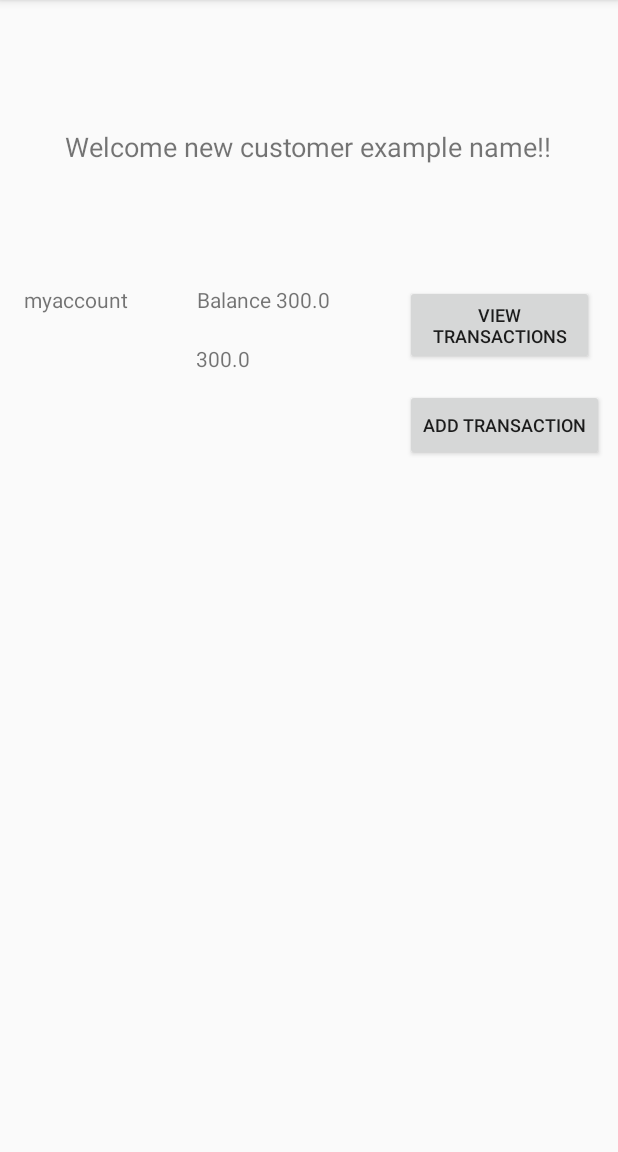
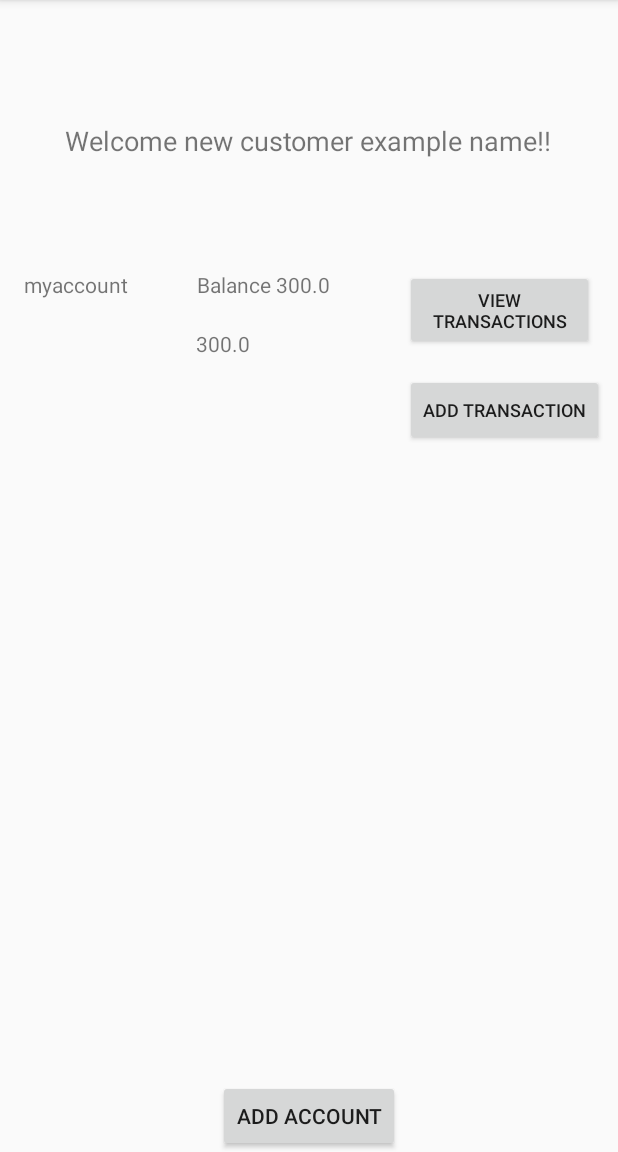
Before and after one commit to Android560-Final-Project/Android-UI, an Android app: the screen it shows after launch (MainActivity), on a phone screen of 412 x 824 dp, the part 84-1236 px from its top. Run offline under Robolectric (Android 15) with nearby library versions, the phone set to English and light mode, and no system bars; our stand-ins replace Room's generated code.

Commit message:
Adds add account button to main page

```diff
--- a/app/src/main/java/com/example/finalproject/MainActivity.kt
+++ b/app/src/main/java/com/example/finalproject/MainActivity.kt
@@ -1,11 +1,15 @@
 package com.example.finalproject
 
+import android.content.Intent
 import android.os.Bundle
 import android.util.Log
+import android.view.View
 import androidx.appcompat.app.AppCompatActivity
 import androidx.recyclerview.widget.LinearLayoutManager
 import com.example.finalproject.db.*
+import com.example.finalproject.ui.addaccount.AddAccount
 import com.example.finalproject.ui.home.AccountsRecyclerAdapter
+import com.example.finalproject.ui.transactions.ViewTransactions
 import kotlinx.android.synthetic.main.activity_main.*
 import java.util.*
 import kotlin.collections.ArrayList
@@ -18,6 +22,7 @@ class MainActivity : AppCompatActivity() {
     private lateinit var accountDAO: AccountEntityDAO
     private lateinit var customerDAO: CustomerEntityDAO
     private lateinit var customerAccountCrossRef: CustomerWithAccountDAO
+    private var customerId: Int = 0;
 
     override fun onCreate(savedInstanceState: Bundle?) {
         super.onCreate(savedInstanceState)
@@ -51,7 +56,7 @@ class MainActivity : AppCompatActivity() {
 
     private fun init() {
         thread {
-            val customer = customerDAO.getCustomer(exampleEmail)
+            var customer = customerDAO.getCustomer(exampleEmail)
             var message: String =""
 
             if(customer == null) {
@@ -61,15 +66,17 @@ class MainActivity : AppCompatActivity() {
                 val customerEntity = CustomerEntity("example name", exampleEmail, "860-371-8881")
                 val accountEntity = AccountEntity("checkings", "myaccount", 300.00, "USD")
                 customerDAO.addCustomer(customerEntity)
-                accountDAO.addAccount(accountEntity)
+                val account1Id = accountDAO.addAccount(accountEntity)
+                val account2Id = accountDAO.addAccount(accountEntity)
                 // join relationship
-                customerAccountCrossRef.insert(CustomerAccountCrossRef(customerEntity.customerId, accountEntity.accountId))
+                customerAccountCrossRef.insert(CustomerAccountCrossRef(customerId, account1Id.toInt()))
+                customerAccountCrossRef.insert(CustomerAccountCrossRef(customerId, account2Id.toInt()))
                 accounts.add(accountEntity)
                 message = "Welcome new customer ${customerEntity.name}!!"
             } else {
-                Log.d(TAG, "Customer with $exampleEmail already exists. Customer id ${customer.customerId}")
+                Log.d(TAG, "Customer with $exampleEmail already exists. Customer id $customerId")
                 message = "Welcome ${customer.name}"
-                updateAccounts(customer.customerId)
+                updateAccounts(customerId)
             }
 
             runOnUiThread{
@@ -81,9 +88,17 @@ class MainActivity : AppCompatActivity() {
 
     private fun updateAccounts(customerId: Int) {
         val customerWithAccount = customerAccountCrossRef.getCustomerWithAccount(customerId)
+        Log.d("ADD", customerWithAccount.toString())
         if(customerWithAccount != null) {
             accounts.clear()
             accounts.addAll(customerWithAccount.accounts)
+
         }
     }
+
+    fun addAccount(view: View?) {
+        val intent = Intent(this, AddAccount::class.java)
+        intent.putExtra("customerId", this.customerId)
+        startActivity(intent)
+    }
 }
--- a/app/src/main/java/com/example/finalproject/db/AccountEntityDAO.kt
+++ b/app/src/main/java/com/example/finalproject/db/AccountEntityDAO.kt
@@ -6,7 +6,7 @@ import androidx.room.*
 interface AccountEntityDAO {
 
     @Insert(onConflict = OnConflictStrategy.REPLACE)
-    fun addAccount(account: AccountEntity)
+    fun addAccount(account: AccountEntity): Long
 
     @Update
     fun updateAccount(account: AccountEntity)
--- a/app/src/main/res/layout/account_item.xml
+++ b/app/src/main/res/layout/account_item.xml
@@ -3,7 +3,7 @@
     xmlns:app="http://schemas.android.com/apk/res-auto"
     xmlns:tools="http://schemas.android.com/tools"
     android:layout_width="match_parent"
-    android:layout_height="match_parent">
+    android:layout_height="wrap_content">
 
     <TextView
         android:id="@+id/account_name"
--- a/app/src/main/res/layout/activity_main.xml
+++ b/app/src/main/res/layout/activity_main.xml
@@ -9,9 +9,9 @@
 
     <androidx.recyclerview.widget.RecyclerView
         android:id="@+id/accounts_recycler_view"
-        android:layout_width="match_parent"
-        android:layout_height="614dp"
-        app:layout_constraintBottom_toBottomOf="parent"
+        android:layout_width="0dp"
+        android:layout_height="576dp"
+        app:layout_constraintBottom_toTopOf="@+id/button"
         app:layout_constraintEnd_toEndOf="parent"
         app:layout_constraintHorizontal_bias="1.0"
         app:layout_constraintStart_toStartOf="parent"
@@ -29,4 +29,14 @@
         app:layout_constraintStart_toStartOf="parent"
         app:layout_constraintTop_toTopOf="parent"
         app:layout_constraintVertical_bias="0.397" />
+
+    <Button
+        android:id="@+id/button"
+        android:layout_width="wrap_content"
+        android:layout_height="wrap_content"
+        android:onClick="addAccount"
+        android:text="@string/add_account"
+        app:layout_constraintBottom_toBottomOf="parent"
+        app:layout_constraintEnd_toEndOf="parent"
+        app:layout_constraintStart_toStartOf="parent" />
 </androidx.constraintlayout.widget.ConstraintLayout>
--- a/app/src/main/res/values/strings.xml
+++ b/app/src/main/res/values/strings.xml
@@ -18,4 +18,5 @@
     <string name="deposit">Deposit</string>
     <string name="withdrawl">Withdrawl</string>
     <string name="transaction_name" >Transaction Name</string>
+    <string name="add_account">Add Account</string>
 </resources>
```
Also changed, not shown: app/src/main/java/com/example/finalproject/ui/addaccount/AddAccount.kt (+9 -5 lines).
